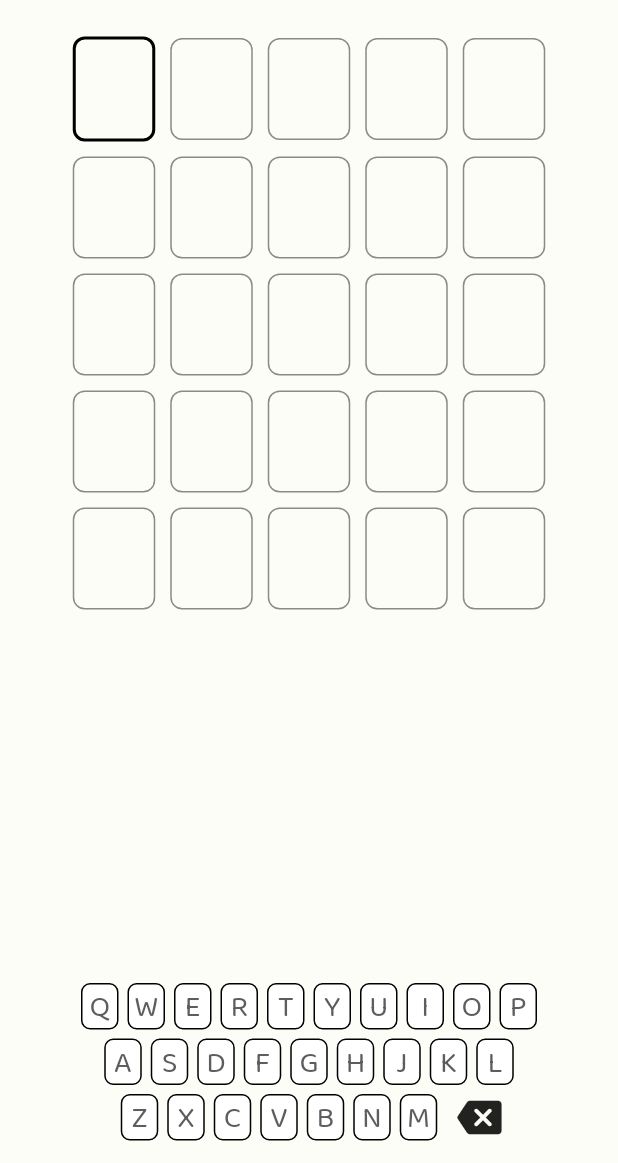
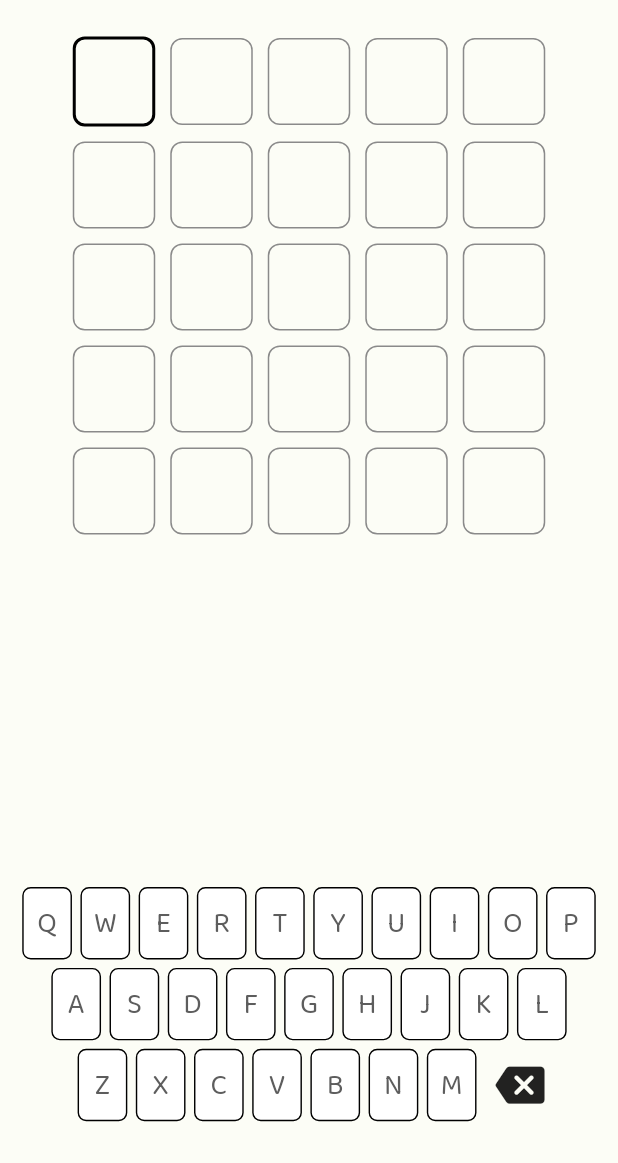
Before and after one commit to LucasSous/wordle, a Flutter app: the screen it shows after launch, on a phone screen of 412 x 824 dp, the part 73-1236 px from its top. Run offline on Flutter 3.47's test engine with Material 2 defaults, Android fonts, the phone set to English and light mode, and no system bars; our stand-ins replace flutter_mobx, flutter_modular, mobx; generated files the repository leaves out were written again.

Commit message:
feat: added flow of text fields

```diff
--- a/lib/app/modules/home/components/keyboard_component.dart
+++ b/lib/app/modules/home/components/keyboard_component.dart
@@ -1,8 +1,11 @@
 import 'package:flutter/material.dart';
+import 'package:wordle/app/modules/home/home_store.dart';
 import 'package:wordle/app/widgets/key_widget.dart';
 
 class KeyboardComponent extends StatefulWidget {
-  const KeyboardComponent({super.key});
+  const KeyboardComponent({super.key, required this.homeStore});
+
+  final HomeStore homeStore;
 
   @override
   State<KeyboardComponent> createState() => _KeyboardComponentState();
@@ -11,56 +14,88 @@ class KeyboardComponent extends StatefulWidget {
 class _KeyboardComponentState extends State<KeyboardComponent> {
   @override
   Widget build(BuildContext context) {
-    return Column(
+    var homeStore = widget.homeStore;
+    return FittedBox(
+      child: Column(
         crossAxisAlignment: CrossAxisAlignment.center,
         children: [
           Row(
             mainAxisAlignment: MainAxisAlignment.center,
-          children: const [
-            KeyWidget(character: 'Q'),
-            KeyWidget(character: 'W'),
-            KeyWidget(character: 'E'),
-            KeyWidget(character: 'R'),
-            KeyWidget(character: 'T'),
-            KeyWidget(character: 'Y'),
-            KeyWidget(character: 'U'),
-            KeyWidget(character: 'I'),
-            KeyWidget(character: 'O'),
-            KeyWidget(character: 'P'),
+            children: [
+              KeyWidget(
+                  character: 'Q', onTap: () => homeStore.clickTheKey('Q')),
+              KeyWidget(
+                  character: 'W', onTap: () => homeStore.clickTheKey('W')),
+              KeyWidget(
+                  character: 'E', onTap: () => homeStore.clickTheKey('E')),
+              KeyWidget(
+                  character: 'R', onTap: () => homeStore.clickTheKey('R')),
+              KeyWidget(
+                  character: 'T', onTap: () => homeStore.clickTheKey('T')),
+              KeyWidget(
+                  character: 'Y', onTap: () => homeStore.clickTheKey('Y')),
+              KeyWidget(
+                  character: 'U', onTap: () => homeStore.clickTheKey('U')),
+              KeyWidget(
+                  character: 'I', onTap: () => homeStore.clickTheKey('I')),
+              KeyWidget(
+                  character: 'O', onTap: () => homeStore.clickTheKey('O')),
+              KeyWidget(
+                  character: 'P', onTap: () => homeStore.clickTheKey('P')),
             ],
           ),
           Row(
             mainAxisAlignment: MainAxisAlignment.center,
-          children: const [
-            KeyWidget(character: 'A'),
-            KeyWidget(character: 'S'),
-            KeyWidget(character: 'D'),
-            KeyWidget(character: 'F'),
-            KeyWidget(character: 'G'),
-            KeyWidget(character: 'H'),
-            KeyWidget(character: 'J'),
-            KeyWidget(character: 'K'),
-            KeyWidget(character: 'L'),
+            children: [
+              KeyWidget(
+                  character: 'A', onTap: () => homeStore.clickTheKey('A')),
+              KeyWidget(
+                  character: 'S', onTap: () => homeStore.clickTheKey('S')),
+              KeyWidget(
+                  character: 'D', onTap: () => homeStore.clickTheKey('D')),
+              KeyWidget(
+                  character: 'F', onTap: () => homeStore.clickTheKey('F')),
+              KeyWidget(
+                  character: 'G', onTap: () => homeStore.clickTheKey('G')),
+              KeyWidget(
+                  character: 'H', onTap: () => homeStore.clickTheKey('H')),
+              KeyWidget(
+                  character: 'J', onTap: () => homeStore.clickTheKey('J')),
+              KeyWidget(
+                  character: 'K', onTap: () => homeStore.clickTheKey('K')),
+              KeyWidget(
+                  character: 'L', onTap: () => homeStore.clickTheKey('L')),
             ],
           ),
           Row(
             mainAxisAlignment: MainAxisAlignment.center,
-          children: const [
-            KeyWidget(character: 'Z'),
-            KeyWidget(character: 'X'),
-            KeyWidget(character: 'C'),
-            KeyWidget(character: 'V'),
-            KeyWidget(character: 'B'),
-            KeyWidget(character: 'N'),
-            KeyWidget(character: 'M'),
-            SizedBox(width: 10),
-            Icon(
+            children: [
+              KeyWidget(
+                  character: 'Z', onTap: () => homeStore.clickTheKey('Z')),
+              KeyWidget(
+                  character: 'X', onTap: () => homeStore.clickTheKey('X')),
+              KeyWidget(
+                  character: 'C', onTap: () => homeStore.clickTheKey('C')),
+              KeyWidget(
+                  character: 'V', onTap: () => homeStore.clickTheKey('V')),
+              KeyWidget(
+                  character: 'B', onTap: () => homeStore.clickTheKey('B')),
+              KeyWidget(
+                  character: 'N', onTap: () => homeStore.clickTheKey('N')),
+              KeyWidget(
+                  character: 'M', onTap: () => homeStore.clickTheKey('M')),
+              const SizedBox(width: 10),
+              GestureDetector(
+                onTap: homeStore.clickDeleteKey,
+                child: const Icon(
                   Icons.backspace_rounded,
-              size: 30,
+                  size: 35,
+                ),
               )
             ],
           )
         ],
+      ),
     );
   }
 }
--- a/lib/app/modules/home/home_store.dart
+++ b/lib/app/modules/home/home_store.dart
@@ -5,8 +5,14 @@ class HomeStore = HomeStoreBase with _$HomeStore;
 
 abstract class HomeStoreBase with Store {
   @observable
-  List<List<String>> textBoxList =
-      List.generate(5, (idx) => List.generate(5, (index) => ''));
+  ObservableList<ObservableList<String>> textBoxList =
+      ObservableList<ObservableList<String>>.of([
+    ObservableList<String>.of(['', '', '', '', '']),
+    ObservableList<String>.of(['', '', '', '', '']),
+    ObservableList<String>.of(['', '', '', '', '']),
+    ObservableList<String>.of(['', '', '', '', '']),
+    ObservableList<String>.of(['', '', '', '', '']),
+  ]);
 
   @observable
   int activeBox = 0;
@@ -15,12 +21,43 @@ abstract class HomeStoreBase with Store {
   int activeRow = 0;
 
   @action
-  void changeActiveBox(int value) {
-    activeBox = value;
+  void changeActiveBox(int value, bool isInRow) {
+    if (isInRow) activeBox = value;
   }
 
   @action
   void changeActiveRow(int value) {
     activeRow = value;
   }
+
+  List<int> checkNotFilled(int value) {
+    List<int> list = [];
+    for (var i = 0; i < 5; i++) {
+      if (textBoxList[value][i].isEmpty) {
+        list.add(i);
+      }
+    }
+    return list;
+  }
+
+  @action
+  void clickTheKey(String value) {
+    textBoxList[activeRow][activeBox] = value;
+    var listOfEmpties = checkNotFilled(activeRow);
+    if (listOfEmpties.isNotEmpty) {
+      if (activeBox < 4) {
+        activeBox += 1;
+      } else {
+        activeBox = listOfEmpties[0];
+      }
+    }
+  }
+
+  @action
+  void clickDeleteKey() {
+    if (textBoxList[activeRow][activeBox].isEmpty) {
+      activeBox = activeBox != 0 ? activeBox - 1 : activeBox;
+    }
+    textBoxList[activeRow][activeBox] = '';
+  }
 }
--- a/lib/app/modules/home/home_view.dart
+++ b/lib/app/modules/home/home_view.dart
@@ -42,7 +42,8 @@ class _HomeViewState extends State<HomeView> {
       ),
       body: Observer(builder: (_) {
         return Padding(
-          padding: const EdgeInsets.all(12.0),
+          padding:
+              const EdgeInsets.only(top: 12, bottom: 25, left: 12, right: 12),
           child: Column(
             mainAxisAlignment: MainAxisAlignment.spaceBetween,
             children: [
@@ -60,15 +61,17 @@ class _HomeViewState extends State<HomeView> {
                         selected: _homeStore.activeBox == idx &&
                             _homeStore.activeRow == index,
                         onTap: () {
-                          _homeStore.changeActiveBox(idx);
-                          _homeStore.changeActiveRow(index);
+                          _homeStore.changeActiveBox(
+                              idx, index == _homeStore.activeRow);
                         },
                       ),
                     ),
                   ),
                 ),
               ),
-              const KeyboardComponent(),
+              KeyboardComponent(
+                homeStore: _homeStore,
+              ),
             ],
           ),
         );
--- a/lib/app/widgets/key_widget.dart
+++ b/lib/app/widgets/key_widget.dart
@@ -20,13 +20,16 @@ class KeyWidget extends StatelessWidget {
             border: Border.all(color: Colors.black),
             borderRadius: BorderRadius.circular(6),
           ),
-          width: 25,
+          width: 35,
           child: Center(
-            child: Text(
-              character.toUpperCase(),
-              style: TextStyle(
-                  fontSize: 20,
-                  color: Theme.of(context).textTheme.bodyLarge!.color),
+            child: Padding(
+              padding: const EdgeInsets.symmetric(vertical: 10),
+              child: Text(
+                character.toUpperCase(),
+                style: TextStyle(
+                    fontSize: 20,
+                    color: Theme.of(context).textTheme.bodyLarge!.color),
+              ),
             ),
           ),
         ),
--- a/lib/app/widgets/text_box.dart
+++ b/lib/app/widgets/text_box.dart
@@ -26,10 +26,12 @@ class TextBox extends StatelessWidget {
           borderRadius: BorderRadius.circular(8),
         ),
         child: Padding(
-          padding: const EdgeInsets.symmetric(horizontal: 15, vertical: 10),
-          child: Text(
-            letter.toUpperCase(),
-            style: const TextStyle(fontSize: 32, color: Color(0xff5D5D5D)),
+          padding: const EdgeInsets.symmetric(vertical: 5),
+          child: Center(
+            child: Text(
+              letter.toUpperCase(),
+              style: const TextStyle(fontSize: 32, color: Color(0xff5D5D5D)),
+            ),
           ),
         ),
       ),
```
Also changed, not shown: lib/app/modules/home/home_store.g.dart. Lines whose indentation alone changed are shown as unchanged.
